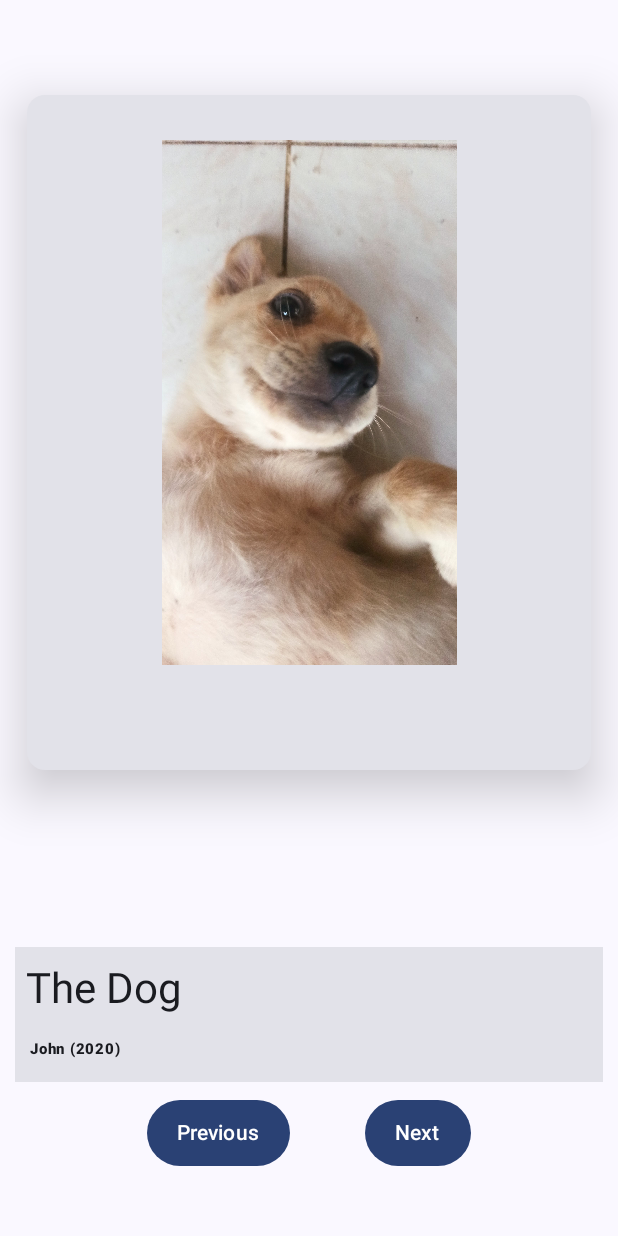
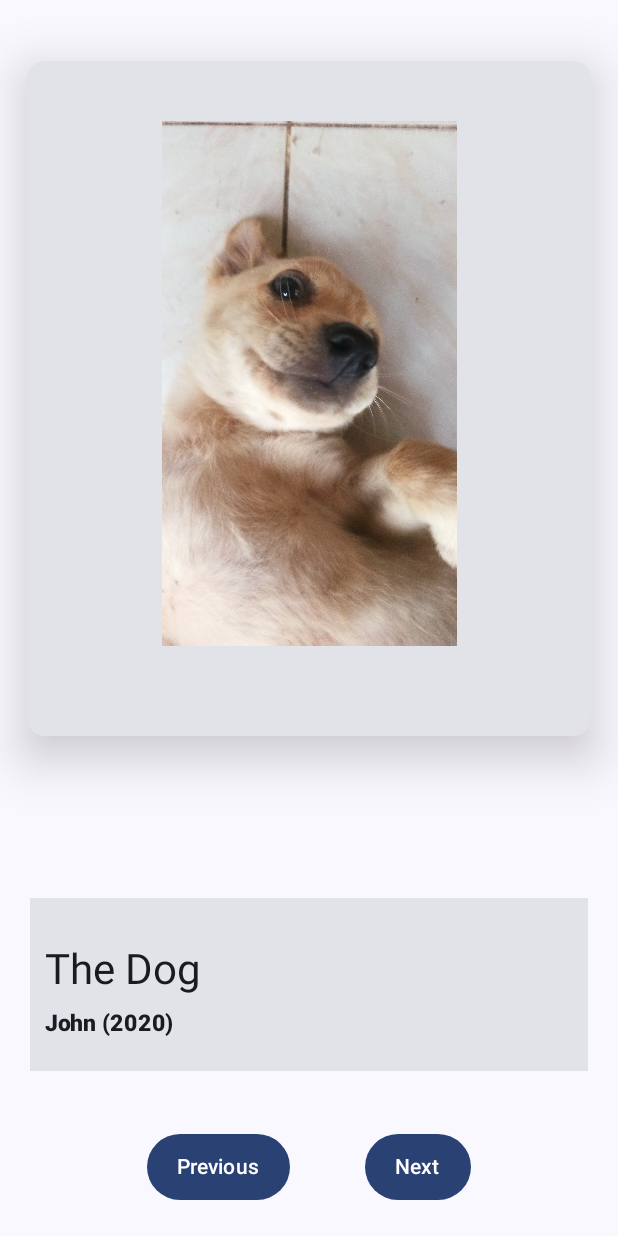
Before and after one commit to Hobbyist11/Art-Gallery, an Android app built with Jetpack Compose: the screen it shows after launch (MainActivity), on a phone screen of 412 x 824 dp. Run offline under Robolectric (Android 15) with nearby library versions, the phone set to English and light mode, and no system bars.

Commit message:
Improved padding

```diff
--- a/app/src/main/java/com/example/artspace/MainActivity.kt
+++ b/app/src/main/java/com/example/artspace/MainActivity.kt
@@ -129,7 +129,7 @@ fun ArtSpaceTextAndImage(
                 painter = painterResource(id = drawableResourceId),
                 contentDescription = stringResource(id = contentDescriptionResourceId),
                 modifier = Modifier
-                    .padding(30.dp)
+                    .padding(30.dp,top = 40.dp,end = 30.dp)
                     .size(350.dp)
                     .wrapContentSize()
             )
@@ -140,7 +140,7 @@ fun ArtSpaceTextAndImage(
         Card(
             shape = RectangleShape,
             modifier = Modifier
-                .padding(10.dp)
+                .padding(start = 20.dp, end = 20.dp)
                 .fillMaxWidth()
 
 
@@ -149,15 +149,16 @@ fun ArtSpaceTextAndImage(
                 text = stringResource(id = ArtworkTitleResourceId),
                 style = MaterialTheme.typography.headlineMedium,
                 fontWeight = FontWeight.W400,
-            modifier = Modifier.padding(top = 10.dp, start = 7.dp)
+            modifier = Modifier.padding(top = 30.dp, start = 10.dp)
             )
             Text(
                 text = stringResource(id = ArtworkArtistResourceId),
-                fontSize = 10.sp,
+                fontSize = 15.sp,
                 fontWeight = FontWeight.ExtraBold,
-            modifier = Modifier.padding(10.dp)
+            modifier = Modifier.padding(top = 5.dp, bottom = 20.dp, start = 10.dp)
             )
         }
+        Spacer(modifier = Modifier.height(40.dp))
 
         Row(verticalAlignment = Alignment.Bottom) {
             // Previous button
```
